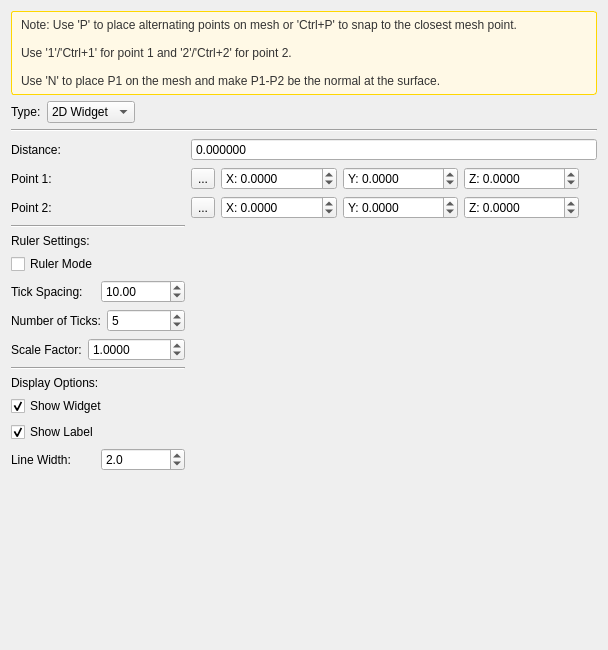
First picture: the form in libs/PCLEngine/Tools/MeasurementTools/cvDistanceToolDlg.ui, repository Asher-1/ACloudViewer, before the edit.
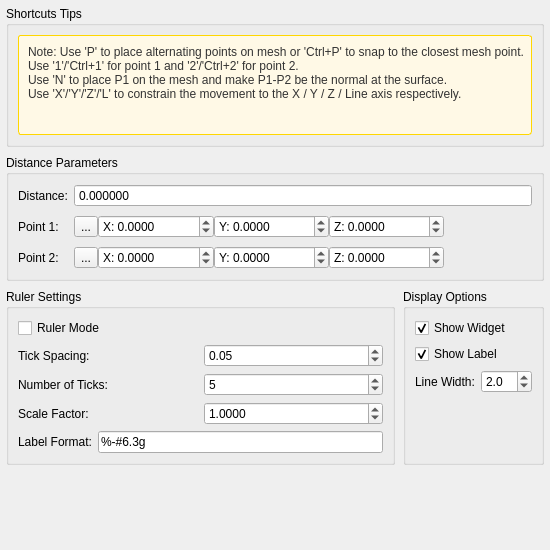
Second picture: the form after the edit. Icons and pictures are not drawn.

Commit message: opt measurement tools

The edit to the form file:
```diff
--- a/libs/PCLEngine/Tools/MeasurementTools/cvDistanceToolDlg.ui
+++ b/libs/PCLEngine/Tools/MeasurementTools/cvDistanceToolDlg.ui
@@ -6,25 +6,75 @@
    <rect>
     <x>0</x>
     <y>0</y>
-    <width>280</width>
-    <height>650</height>
+    <width>550</width>
+    <height>550</height>
    </rect>
   </property>
+  <property name="minimumSize">
+   <size>
+    <width>550</width>
+    <height>550</height>
+   </size>
+  </property>
   <property name="windowTitle">
    <string>Distance Tool</string>
   </property>
   <layout class="QVBoxLayout" name="verticalLayout">
    <property name="spacing">
+    <number>8</number>
+   </property>
+   <property name="leftMargin">
     <number>6</number>
+   </property>
+   <property name="topMargin">
+    <number>6</number>
+   </property>
+   <property name="rightMargin">
+    <number>6</number>
+   </property>
+   <property name="bottomMargin">
+    <number>6</number>
+   </property>
+   <item>
+    <widget class="QGroupBox" name="shortcutsTipsGroupBox">
+     <property name="sizePolicy">
+      <sizepolicy hsizetype="Preferred" vsizetype="Minimum">
+       <horstretch>0</horstretch>
+       <verstretch>0</verstretch>
+      </sizepolicy>
+     </property>
+     <property name="title">
+      <string>Shortcuts Tips</string>
+     </property>
+     <layout class="QVBoxLayout" name="shortcutsTipsLayout">
+      <property name="spacing">
+       <number>4</number>
    </property>
    <item>
     <widget class="QLabel" name="instructionLabel">
+        <property name="minimumSize">
+         <size>
+          <width>0</width>
+          <height>100</height>
+         </size>
+        </property>
+        <property name="sizePolicy">
+         <sizepolicy hsizetype="Preferred" vsizetype="Expanding">
+          <horstretch>0</horstretch>
+          <verstretch>0</verstretch>
+         </sizepolicy>
+        </property>
+        <property name="alignment">
+         <set>Qt::AlignLeading|Qt::AlignLeft|Qt::AlignTop</set>
+        </property>
+        <property name="scaledContents">
+         <bool>false</bool>
+        </property>
      <property name="text">
       <string>Note: Use 'P' to place alternating points on mesh or 'Ctrl+P' to snap to the closest mesh point.
-
 Use '1'/'Ctrl+1' for point 1 and '2'/'Ctrl+2' for point 2.
-
-Use 'N' to place P1 on the mesh and make P1-P2 be the normal at the surface.</string>
+Use 'N' to place P1 on the mesh and make P1-P2 be the normal at the surface.
+Use 'X'/'Y'/'Z'/'L' to constrain the movement to the X / Y / Z / Line axis respectively.</string>
      </property>
      <property name="wordWrap">
       <bool>true</bool>
@@ -43,56 +93,26 @@
      </property>
     </widget>
    </item>
-   <item>
-    <layout class="QHBoxLayout" name="typeLayout">
-     <item>
-      <widget class="QLabel" name="label">
-       <property name="text">
-        <string>Type:</string>
-       </property>
-      </widget>
-     </item>
-     <item>
-      <widget class="QComboBox" name="typeCombo">
-       <property name="currentIndex">
-        <number>0</number>
-       </property>
-       <item>
-        <property name="text">
-         <string>2D Widget</string>
-        </property>
-       </item>
-       <item>
-        <property name="text">
-         <string>3D Widget</string>
-        </property>
-       </item>
-      </widget>
-     </item>
-     <item>
-      <spacer name="horizontalSpacer">
-       <property name="orientation">
-        <enum>Qt::Horizontal</enum>
-       </property>
-       <property name="sizeHint" stdset="0">
-        <size>
-         <width>40</width>
-         <height>20</height>
-        </size>
-       </property>
-      </spacer>
-     </item>
-    </layout>
-   </item>
-   <item>
-    <widget class="Line" name="line">
-     <property name="orientation">
-      <enum>Qt::Horizontal</enum>
-     </property>
+     </layout>
     </widget>
    </item>
+   <item>
+    <widget class="QGroupBox" name="distanceParamsGroupBox">
+     <property name="title">
+      <string>Distance Parameters</string>
+     </property>
+     <layout class="QVBoxLayout" name="distanceParamsLayout">
+      <property name="spacing">
+       <number>6</number>
+      </property>
    <item>
     <layout class="QGridLayout" name="gridLayout">
+        <property name="horizontalSpacing">
+         <number>6</number>
+        </property>
+        <property name="verticalSpacing">
+         <number>8</number>
+        </property>
      <item row="0" column="0">
       <widget class="QLabel" name="label_2">
        <property name="text">
@@ -301,22 +321,19 @@
        </item>
       </layout>
      </item>
-     <item row="3" column="0">
-      <widget class="Line" name="line_2">
-       <property name="orientation">
-        <enum>Qt::Horizontal</enum>
-       </property>
-      </widget>
-     </item>
-     <item row="4" column="0">
-      <widget class="QLabel" name="label_5">
-       <property name="text">
-        <string>Ruler Settings:</string>
-       </property>
-      </widget>
-     </item>
-     <item row="5" column="0">
-      <layout class="QHBoxLayout" name="rulerModeLayout">
+       </layout>
+      </item>
+     </layout>
+    </widget>
+   </item>
+   <item>
+    <layout class="QHBoxLayout" name="settingsLayout">
+     <item>
+      <widget class="QGroupBox" name="rulerSettingsGroupBox">
+       <property name="title">
+        <string>Ruler Settings</string>
+       </property>
+       <layout class="QVBoxLayout" name="rulerSettingsLayout">
        <item>
         <widget class="QCheckBox" name="rulerModeCheckBox">
          <property name="text">
@@ -328,21 +345,6 @@
         </widget>
        </item>
        <item>
-        <spacer name="horizontalSpacer_2">
-         <property name="orientation">
-          <enum>Qt::Horizontal</enum>
-         </property>
-         <property name="sizeHint" stdset="0">
-          <size>
-           <width>40</width>
-           <height>20</height>
-          </size>
-         </property>
-        </spacer>
-       </item>
-      </layout>
-     </item>
-     <item row="6" column="0">
       <layout class="QHBoxLayout" name="rulerDistanceLayout">
        <item>
         <widget class="QLabel" name="label_6">
@@ -369,13 +371,13 @@
           <double>1.000000000000000</double>
          </property>
          <property name="value">
-          <double>10.000000000000000</double>
+             <double>0.050000000000000</double>
          </property>
         </widget>
        </item>
       </layout>
      </item>
-     <item row="7" column="0">
+        <item>
       <layout class="QHBoxLayout" name="numberOfTicksLayout">
        <item>
         <widget class="QLabel" name="label_7">
@@ -402,7 +404,7 @@
        </item>
       </layout>
      </item>
-     <item row="8" column="0">
+        <item>
       <layout class="QHBoxLayout" name="scaleLayout">
        <item>
         <widget class="QLabel" name="label_8">
@@ -435,22 +437,46 @@
        </item>
       </layout>
      </item>
-     <item row="9" column="0">
-      <widget class="Line" name="line_3">
-       <property name="orientation">
-        <enum>Qt::Horizontal</enum>
-       </property>
-      </widget>
-     </item>
-     <item row="10" column="0">
-      <widget class="QLabel" name="label_9">
+        <item>
+         <layout class="QHBoxLayout" name="labelFormatLayout">
+          <item>
+           <widget class="QLabel" name="labelFormatLabel">
+            <property name="text">
+             <string>Label Format:</string>
+            </property>
+            <property name="toolTip">
+             <string>Printf-style format string for distance label (e.g., %6.3g, %.2f)</string>
+            </property>
+           </widget>
+          </item>
+          <item>
+           <widget class="QLineEdit" name="labelFormatLineEdit">
+            <property name="toolTip">
+             <string>Printf-style format string for distance label
+Examples:
+  %-#6.3g - General format, 6 chars wide, 3 significant digits
+  %.2f - Fixed point, 2 decimal places
+  %.4e - Scientific notation, 4 decimal places</string>
+            </property>
        <property name="text">
-        <string>Display Options:</string>
-       </property>
-      </widget>
-     </item>
-     <item row="11" column="0">
-      <layout class="QHBoxLayout" name="visibilityLayout">
+             <string>%-#6.3g</string>
+            </property>
+            <property name="placeholderText">
+             <string>%-#6.3g</string>
+            </property>
+           </widget>
+          </item>
+         </layout>
+        </item>
+       </layout>
+      </widget>
+     </item>
+     <item>
+      <widget class="QGroupBox" name="displayOptionsGroupBox">
+       <property name="title">
+        <string>Display Options</string>
+       </property>
+       <layout class="QVBoxLayout" name="displayOptionsLayout">
        <item>
         <widget class="QCheckBox" name="widgetVisibilityCheckBox">
          <property name="text">
@@ -465,23 +491,6 @@
         </widget>
        </item>
        <item>
-        <spacer name="horizontalSpacer_3">
-         <property name="orientation">
-          <enum>Qt::Horizontal</enum>
-         </property>
-         <property name="sizeHint" stdset="0">
-          <size>
-           <width>40</width>
-           <height>20</height>
-          </size>
-         </property>
-        </spacer>
-       </item>
-      </layout>
-     </item>
-     <item row="12" column="0">
-      <layout class="QHBoxLayout" name="labelVisibilityLayout">
-       <item>
         <widget class="QCheckBox" name="labelVisibilityCheckBox">
          <property name="text">
           <string>Show Label</string>
@@ -495,21 +504,6 @@
         </widget>
        </item>
        <item>
-        <spacer name="horizontalSpacer_4">
-         <property name="orientation">
-          <enum>Qt::Horizontal</enum>
-         </property>
-         <property name="sizeHint" stdset="0">
-          <size>
-           <width>40</width>
-           <height>20</height>
-          </size>
-         </property>
-        </spacer>
-       </item>
-      </layout>
-     </item>
-     <item row="13" column="0">
       <layout class="QHBoxLayout" name="lineWidthLayout">
        <item>
         <widget class="QLabel" name="label_10">
@@ -542,7 +536,25 @@
        </item>
       </layout>
      </item>
-     <item row="14" column="0">
+        <item>
+         <spacer name="verticalSpacer_2">
+          <property name="orientation">
+           <enum>Qt::Vertical</enum>
+          </property>
+          <property name="sizeHint" stdset="0">
+           <size>
+            <width>20</width>
+            <height>40</height>
+           </size>
+          </property>
+         </spacer>
+        </item>
+       </layout>
+      </widget>
+     </item>
+    </layout>
+   </item>
+   <item>
       <spacer name="verticalSpacer">
        <property name="orientation">
         <enum>Qt::Vertical</enum>
@@ -556,8 +568,6 @@
       </spacer>
      </item>
     </layout>
-   </item>
-  </layout>
  </widget>
  <resources>
   <include location="../../../eCV/MainWindow.qrc"/>
```
Left out of the diff: 1 changed line with no effect on the pictures. Lines whose indentation alone changed are shown as unchanged. The commit also changes 187 other files.
